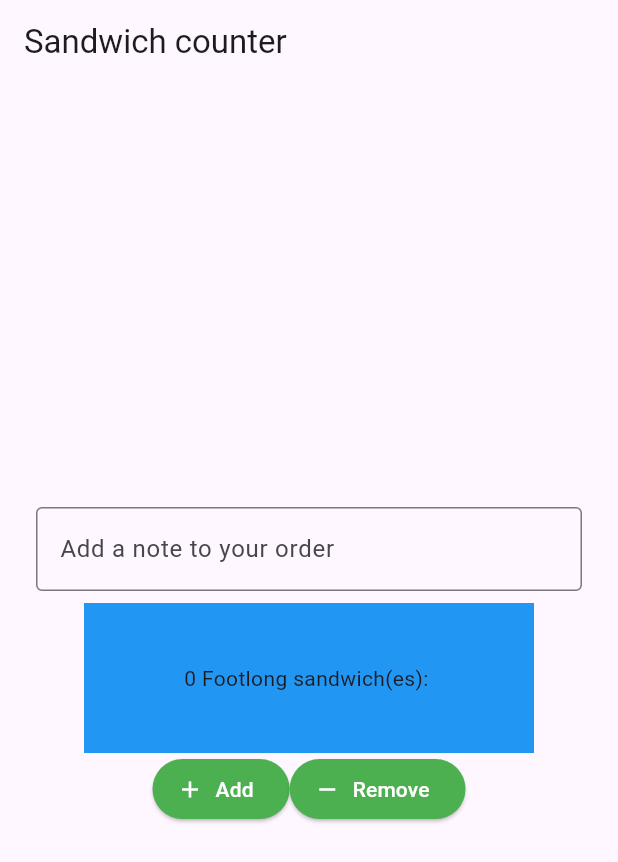
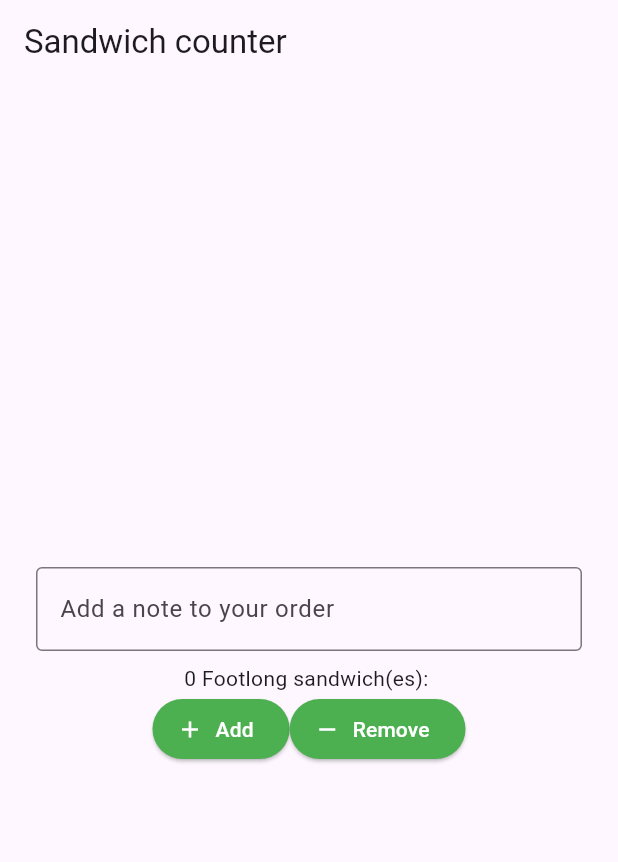
Before and after one commit to JxrryJr/sandwich_shop, a Flutter app: the screen it shows after launch, on a phone screen of 412 x 824 dp. Shown: the top 862 px of the screen. Run offline on Flutter 3.47's test engine with Material 3 defaults, Android fonts, the phone set to English and light mode, and no system bars.

Commit message:
add limits to the buttons

```diff
--- a/lib/main.dart
+++ b/lib/main.dart
@@ -33,9 +33,9 @@ class OrderItemDisplay extends StatelessWidget {
       mainAxisAlignment: MainAxisAlignment.spaceEvenly,
       children: [
         Container(
-            color: Colors.blue,
-            height: 100,
-            width: 300,
+            // color: Colors.blue,
+            // height: 100,
+            // width: 300,
             alignment: Alignment.center,
             child: Column(
               mainAxisAlignment: MainAxisAlignment.center,
@@ -115,16 +115,20 @@ class _OrderScreenState extends State<OrderScreen> {
             Row(
               mainAxisAlignment: MainAxisAlignment.center,
               children: [
-                StyledButton(
-                  onPressed: _increaseQuantity,
-                  icon: Icons.add,
-                  label: 'Add',
+                SizedBox(
+                  child: StyledButton(
+                    onPressed: _increaseQuantity,
+                    icon: Icons.add,
+                    label: 'Add',
+                  ),
                 ),
-                StyledButton(
+                SizedBox(
+                  child: StyledButton(
                   onPressed: _decreaseQuantity,
                   icon: Icons.remove,
                   label: 'Remove',
                 ),
+              ),
               ],
             ),
           ],
```
